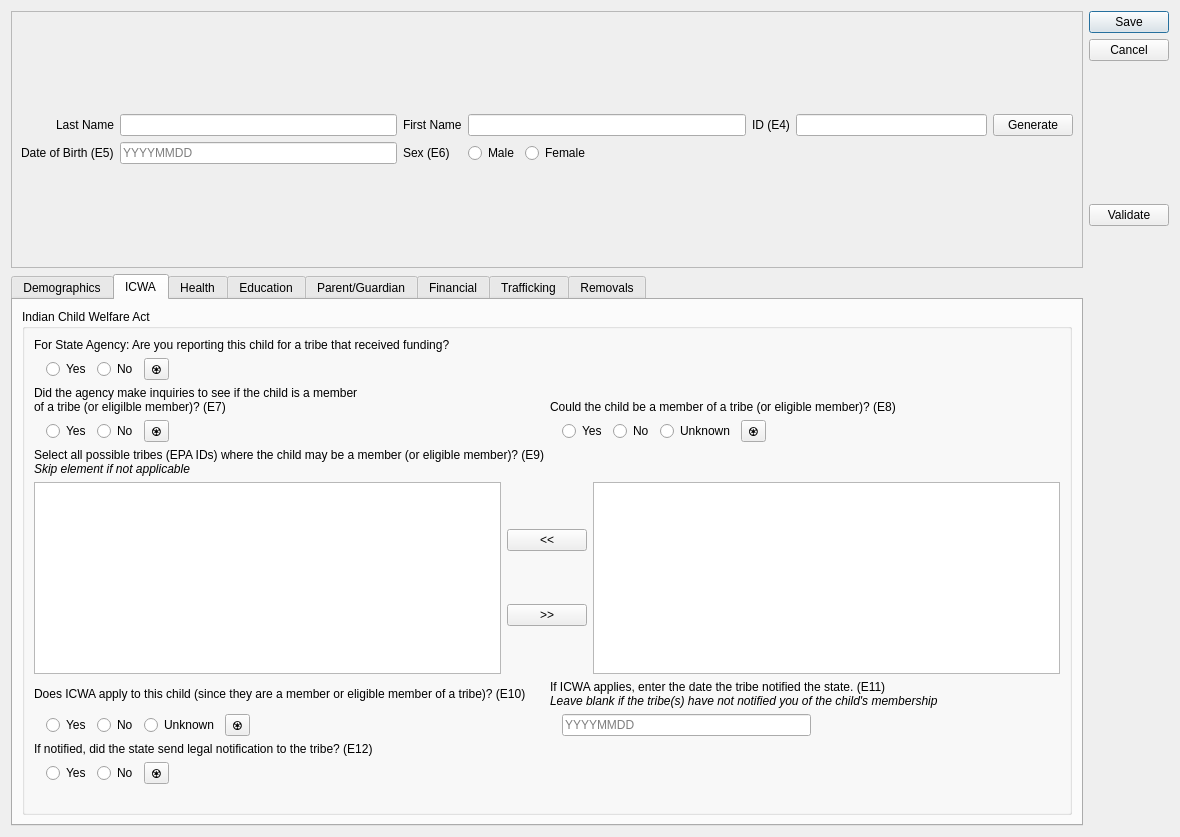
This is ui/ui_childform.ui in zstamper/AFCARS-AXE as Qt 5 draws it before an edit. The edited form follows.
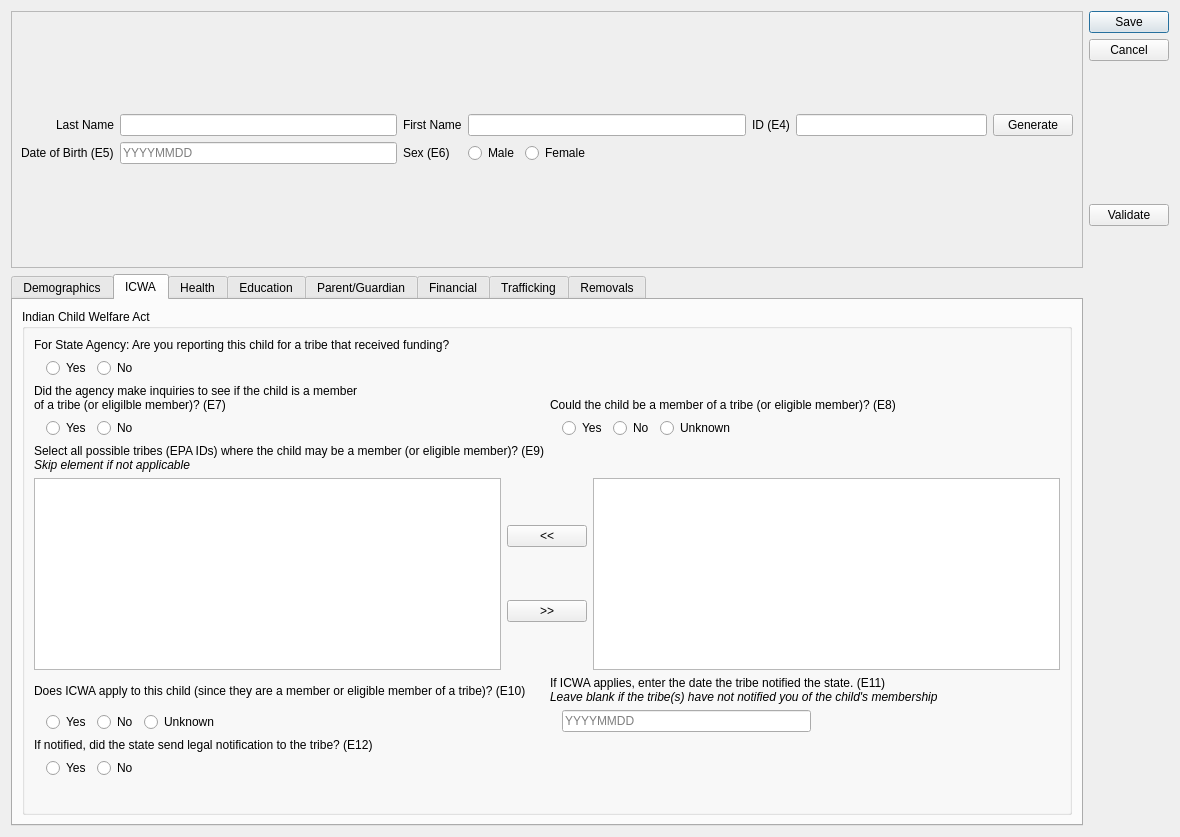
This is the edited form. The open tabs and pages were chosen to show the change.

Commit message: Rollback some attempted changes for Issue 10 that accidentially snuck in

The edit to the form file:
```diff
--- a/ui/ui_childform.ui
+++ b/ui/ui_childform.ui
@@ -583,13 +583,6 @@
                 </attribute>
                </widget>
               </item>
-              <item>
-               <widget class="QToolButton" name="funding_reset">
-                <property name="text">
-                 <string>♼</string>
-                </property>
-               </widget>
-              </item>
               <item>
                <spacer name="horizontalSpacer_23">
                 <property name="orientation">
@@ -641,13 +634,6 @@
                     </attribute>
                    </widget>
                   </item>
-                  <item>
-                   <widget class="QToolButton" name="e7_reset">
-                    <property name="text">
-                     <string>♼</string>
-                    </property>
-                   </widget>
-                  </item>
                   <item>
                    <spacer name="spacer">
                     <property name="orientation">
@@ -712,13 +698,6 @@
                     </attribute>
                    </widget>
                   </item>
-                  <item>
-                   <widget class="QToolButton" name="e8_reset">
-                    <property name="text">
-                     <string>♼</string>
-                    </property>
-                   </widget>
-                  </item>
                   <item>
                    <spacer name="horizontalSpacer_16">
                     <property name="orientation">
@@ -838,13 +817,6 @@
                     </attribute>
                    </widget>
                   </item>
-                  <item>
-                   <widget class="QToolButton" name="e10_reset">
-                    <property name="text">
-                     <string>♼</string>
-                    </property>
-                   </widget>
-                  </item>
                   <item>
                    <spacer name="horizontalSpacer_17">
                     <property name="orientation">
@@ -942,13 +914,6 @@
                   </attribute>
                  </widget>
                 </item>
-                <item>
-                 <widget class="QToolButton" name="e12_reset">
-                  <property name="text">
-                   <string>♼</string>
-                  </property>
-                 </widget>
-                </item>
                 <item>
                  <spacer name="horizontalSpacer_19">
                   <property name="orientation">
```
Left out of the diff: 56 changed lines with no effect on the pictures.
